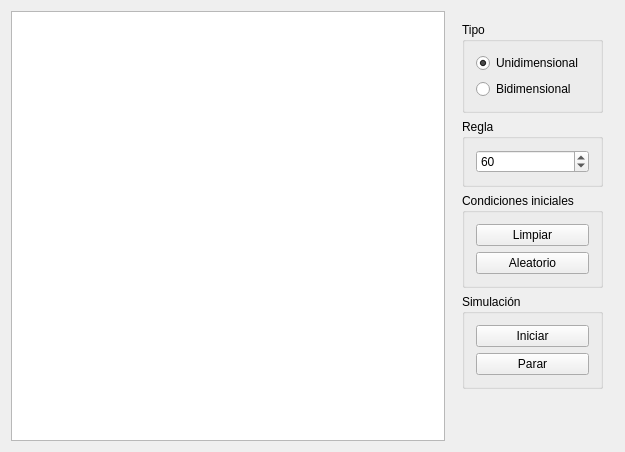
First picture: the form in mainwindow.ui, repository elshaka/AutomataCelular, before the edit.
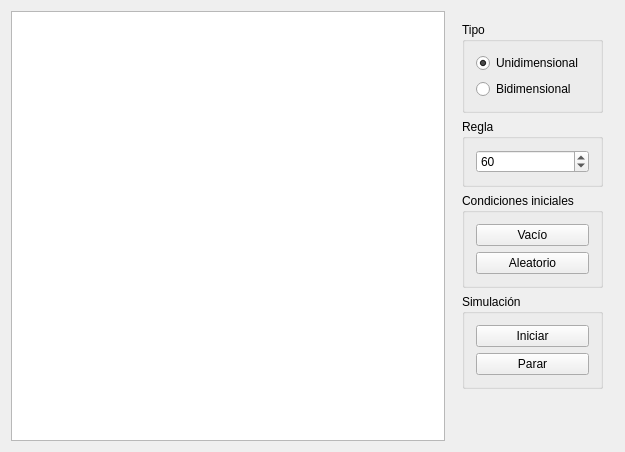
Second picture: the form after the edit.

What changed in the file:
```diff
--- a/mainwindow.ui
+++ b/mainwindow.ui
@@ -88,7 +88,7 @@
           <item>
            <widget class="QPushButton" name="clearButton">
             <property name="text">
-             <string>Limpiar</string>
+             <string>Vacío</string>
             </property>
            </widget>
           </item>
```
